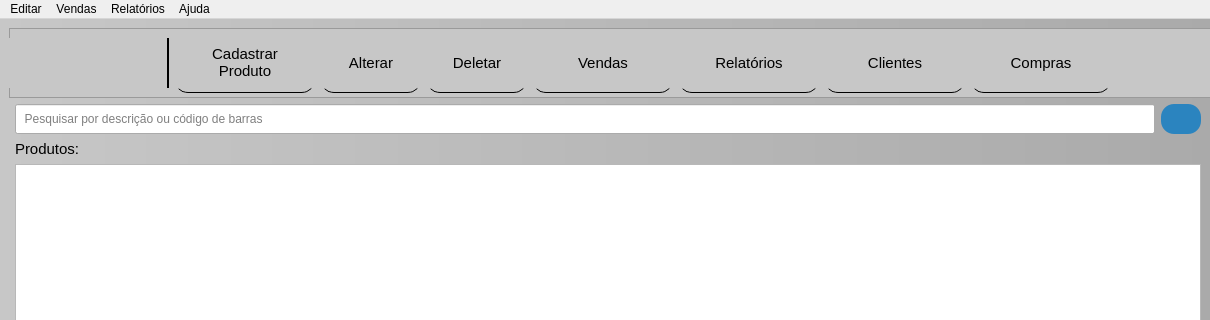
GabR36/QEstoqueLoja, file mainwindow.ui: the form before one commit; both pictures show x 0 to 1210 and y 0 to 320 of the 1210 by 643 pixel window.
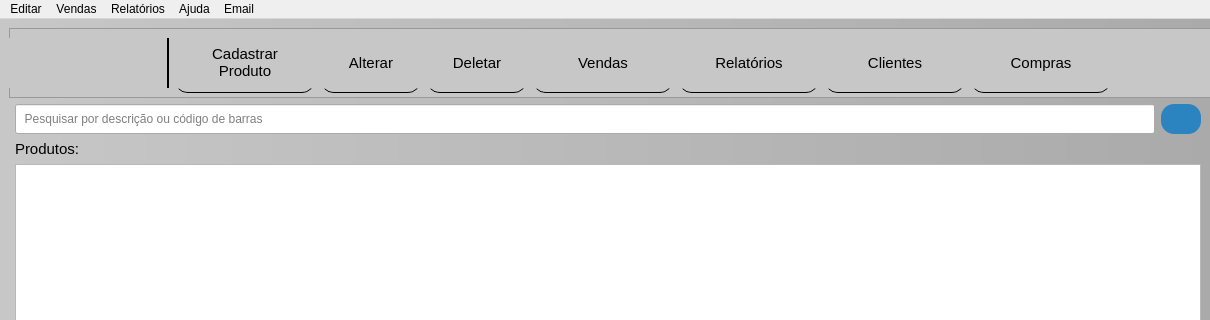
The form after the commit. Icons and pictures are not drawn. Custom widgets are drawn as their Qt base class.

Commit message: enviando email usando acbrmail

What changed in the file:
```diff
--- a/mainwindow.ui
+++ b/mainwindow.ui
@@ -612,10 +612,17 @@
     </property>
     <addaction name="actionDocumenta_o"/>
    </widget>
+   <widget class="QMenu" name="menuEmail">
+    <property name="title">
+     <string>Email</string>
+    </property>
+    <addaction name="actionEnviar"/>
+   </widget>
    <addaction name="menuEditar"/>
    <addaction name="menuVendas"/>
    <addaction name="menuGerarrelat_rios"/>
    <addaction name="menuAjuda"/>
+   <addaction name="menuEmail"/>
   </widget>
   <action name="actionteste">
    <property name="text">
```
Left out of the diff: 5 changed lines with no effect on the pictures. The commit also changes 7 other files.
